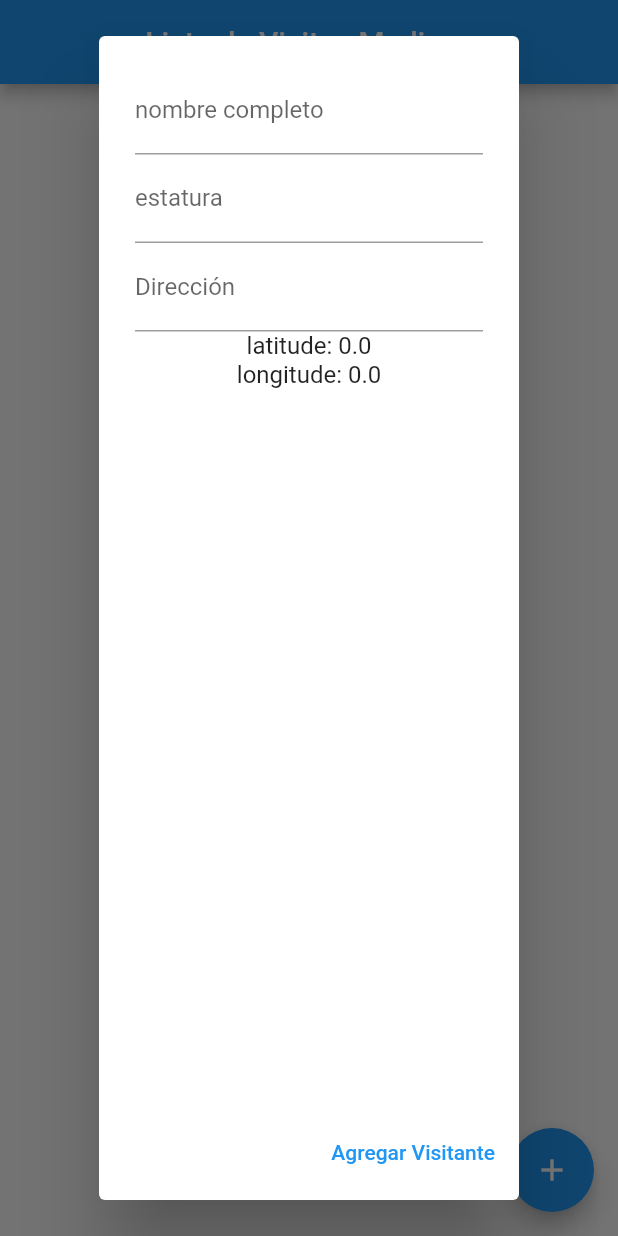
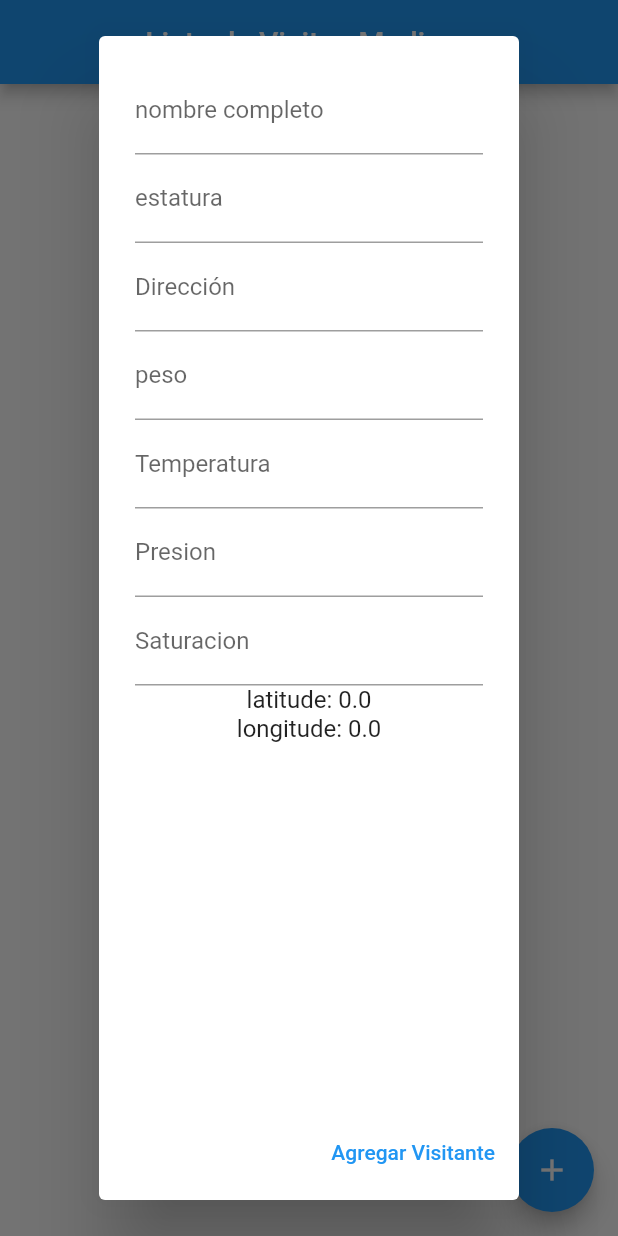
Before and after one commit to elmerdavila/VisitasMedicasFlutter, a Flutter app: the screen it shows after launch, after a tap on the "add" icon, on a phone screen of 412 x 824 dp. Run offline on Flutter 3.47's test engine with Material 2 defaults, Android fonts, the phone set to English and light mode, and no system bars; our stand-ins replace cloud_firestore, firebase_core, geolocator; accounts and stored records are empty.

Commit message:
add others atributes

```diff
--- a/lib/main.dart
+++ b/lib/main.dart
@@ -75,6 +75,12 @@ class _MyHomePageState extends State<MyHomePage> {
   String address="";
   double latitude =0;
   double longitude =0;
+
+  double peso=0;
+  double temperature=0;
+  double presion=0;
+  double saturacion=0;
+
   GlobalKey formkey= GlobalKey<FormState>();
 
   TextEditingController TECfullname= new TextEditingController();
@@ -82,6 +88,11 @@ class _MyHomePageState extends State<MyHomePage> {
   TextEditingController TECaddress= new TextEditingController();
   TextEditingController TEClatitude= new TextEditingController();
   TextEditingController TEClongitude= new TextEditingController();
+
+  TextEditingController TECpeso= new TextEditingController();
+  TextEditingController TECtemperatura= new TextEditingController();
+  TextEditingController TECpresion= new TextEditingController();
+  TextEditingController TECsaturacion= new TextEditingController();
   @override
   void initState(){
     super.initState();
@@ -160,6 +171,54 @@ class _MyHomePageState extends State<MyHomePage> {
                         }
                       },
                     ),
+                    TextFormField(
+                      controller: TECpeso,
+                      decoration: InputDecoration(labelText: "peso"),
+                      onSaved:(value){
+                        peso= double.parse(value!);
+                      },
+                      validator: (value){
+                        if(value!.isEmpty){
+                          return "ingrese peso";
+                        }
+                      },
+                    ),
+                    TextFormField(
+                      controller: TECtemperatura,
+                      decoration: InputDecoration(labelText: "Temperatura"),
+                      onSaved:(value){
+                        temperature= double.parse(value!);
+                      },
+                      validator: (value){
+                        if(value!.isEmpty){
+                          return "ingrese la temperatura";
+                        }
+                      },
+                    ),
+                    TextFormField(
+                      controller: TECpresion,
+                      decoration: InputDecoration(labelText: "Presion"),
+                      onSaved:(value){
+                        presion = double.parse(value!);
+                      },
+                      validator: (value){
+                        if(value!.isEmpty){
+                          return "ingrese la presion";
+                        }
+                      },
+                    ),
+                    TextFormField(
+                      controller: TECsaturacion,
+                      decoration: InputDecoration(labelText: "Saturacion"),
+                      onSaved:(value){
+                        saturacion = double.parse(value!);
+                      },
+                      validator: (value){
+                        if(value!.isEmpty){
+                          return "ingrese la saturacion";
+                        }
+                      },
+                    ),
                     Text("latitude: $latitude"),
                     Text("longitude: $longitude")
                   ],
@@ -172,7 +231,11 @@ class _MyHomePageState extends State<MyHomePage> {
                     Map <String, dynamic> data = {
                       "full_name": TECfullname.text,
                       "address": TECaddress.text,
-                      "height_cm": TECheight.text
+                      "height_cm": TECheight.text,
+                      "pressure":TECpresion,
+                      "saturation":TECsaturacion,
+                      "temperature":TECtemperatura,
+                      "weight_kg":TECpeso
 
                     };
                     FirebaseFirestore.instance.collection("pacientes").add(data);
```
